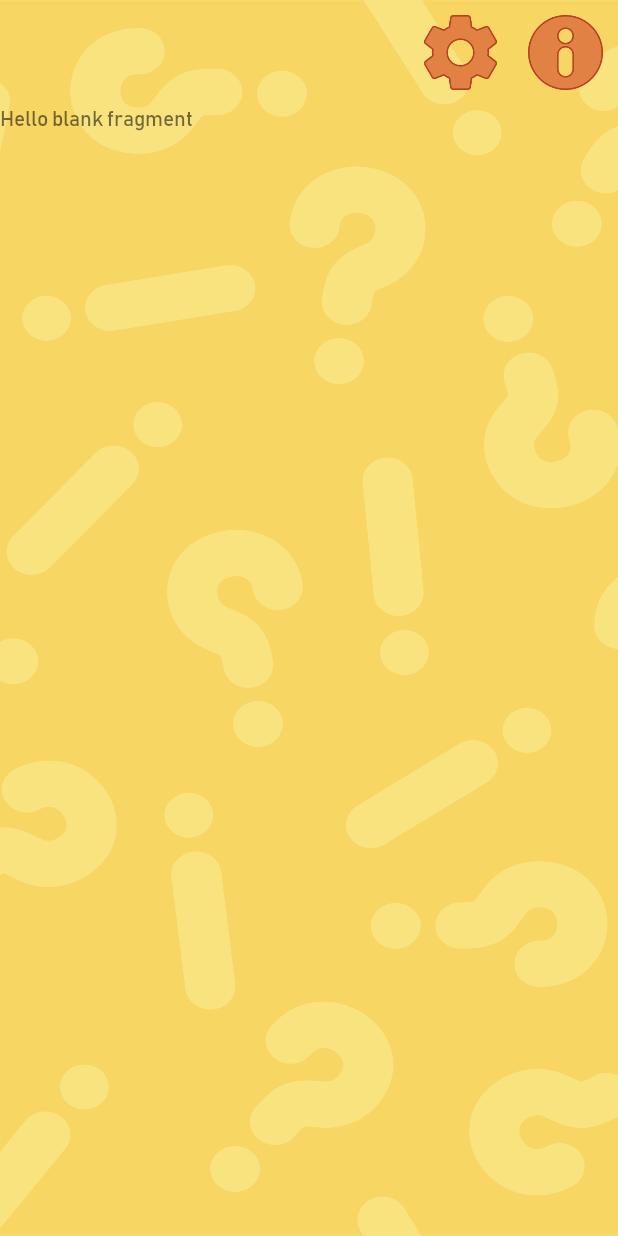
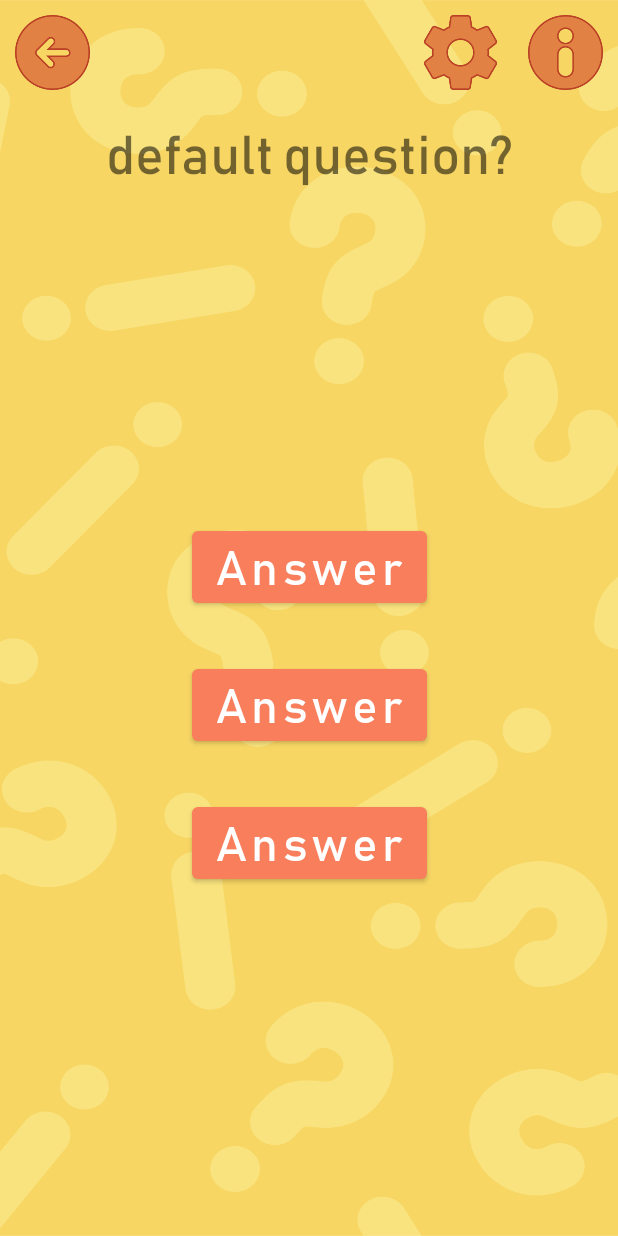
Before and after one commit to Ulianovaaa/FortuneWheel, an Android app: the QuestionFragment screen opened through its navigation route, on a phone screen of 412 x 824 dp. Run offline under Robolectric (Android 15) with nearby library versions, the phone set to English and light mode, and no system bars.

Commit message:
вопросы

```diff
--- a/app/src/main/java/com/izzzya/fortunewheel/MainActivity.kt
+++ b/app/src/main/java/com/izzzya/fortunewheel/MainActivity.kt
@@ -18,14 +18,20 @@ class MainActivity : AppCompatActivity() {
 
         val infoBtn = findViewById<ImageView>(R.id.infoBtn)
         val settingsBtn = findViewById<ImageView>(R.id.settingsBtn)
+        val backBtn = findViewById<ImageView>(R.id.backBtn)
         infoBtn.setOnClickListener(){
             view.findNavController().navigate(R.id.action_global_infoFragment)
         }
         settingsBtn.setOnClickListener(){
             view.findNavController().navigate(R.id.action_global_settingsFragment)
         }
+        backBtn.setOnClickListener(){
+            view.findNavController().navigate(R.id.action_global_wheelFragment)
+        }
 
         //music
+        //сява джекпот минус
+        // )))
         player = MediaPlayer.create(this, R.raw.music)
             player.start()
 
--- a/app/src/main/res/layout/activity_main.xml
+++ b/app/src/main/res/layout/activity_main.xml
@@ -30,6 +30,14 @@
             app:layout_constraintTop_toTopOf="parent"
             app:srcCompat="@drawable/info"
             android:padding="10dp"/>
+        <ImageView
+            android:id="@+id/backBtn"
+            app:layout_constraintStart_toStartOf="parent"
+            app:layout_constraintTop_toTopOf="parent"
+            app:srcCompat="@drawable/back"
+            android:padding="10dp"
+            android:layout_width="70dp"
+            android:layout_height="70dp"/>
     </androidx.constraintlayout.widget.ConstraintLayout>
 
     <androidx.fragment.app.FragmentContainerView
--- a/app/src/main/res/layout/fragment_question.xml
+++ b/app/src/main/res/layout/fragment_question.xml
@@ -1,14 +1,74 @@
 <?xml version="1.0" encoding="utf-8"?>
 <FrameLayout xmlns:android="http://schemas.android.com/apk/res/android"
+    xmlns:app="http://schemas.android.com/apk/res-auto"
     xmlns:tools="http://schemas.android.com/tools"
     android:layout_width="match_parent"
     android:layout_height="match_parent"
     tools:context=".QuestionFragment">
 
-    <!-- TODO: Update blank fragment layout -->
-    <TextView
+
+    <androidx.constraintlayout.widget.ConstraintLayout
         android:layout_width="match_parent"
         android:layout_height="match_parent"
-        android:text="@string/hello_blank_fragment" />
+        android:padding="10dp">
 
+        <TextView
+            android:id="@+id/questionTV"
+            android:layout_width="wrap_content"
+            android:layout_height="wrap_content"
+            android:text="@string/default_question"
+            app:layout_constraintEnd_toEndOf="parent"
+            app:layout_constraintStart_toStartOf="parent"
+            app:layout_constraintTop_toTopOf="parent"
+            android:textSize="36sp"
+            android:breakStrategy="simple"
+            android:maxWidth="350dp"
+            android:singleLine="false"
+            />
+
+        <Button
+            android:id="@+id/answerBtn2"
+            android:layout_width="wrap_content"
+            android:layout_height="wrap_content"
+            android:text="@string/answer"
+            app:layout_constraintBottom_toBottomOf="parent"
+            app:layout_constraintEnd_toEndOf="parent"
+            app:layout_constraintStart_toStartOf="parent"
+            app:layout_constraintTop_toBottomOf="@+id/questionTV"
+            android:textSize="32sp"
+            android:breakStrategy="simple"
+            android:maxWidth="350dp"
+            android:singleLine="false"
+            android:textAllCaps="false"/>
+
+        <Button
+            android:id="@+id/answerBtn3"
+            android:layout_width="wrap_content"
+            android:layout_height="wrap_content"
+            android:layout_marginTop="32dp"
+            android:text="@string/answer"
+            app:layout_constraintEnd_toEndOf="parent"
+            app:layout_constraintStart_toStartOf="parent"
+            app:layout_constraintTop_toBottomOf="@+id/answerBtn2"
+            android:textSize="32sp"
+            android:breakStrategy="simple"
+            android:maxWidth="350dp"
+            android:singleLine="false"
+            android:textAllCaps="false"/>
+
+        <Button
+            android:id="@+id/answerBtn1"
+            android:layout_width="wrap_content"
+            android:layout_height="wrap_content"
+            android:layout_marginBottom="32dp"
+            android:text="@string/answer"
+            app:layout_constraintBottom_toTopOf="@+id/answerBtn2"
+            app:layout_constraintEnd_toEndOf="parent"
+            app:layout_constraintStart_toStartOf="parent"
+            android:textSize="32sp"
+            android:breakStrategy="simple"
+            android:maxWidth="350dp"
+            android:singleLine="false"
+            android:textAllCaps="false"/>
+    </androidx.constraintlayout.widget.ConstraintLayout>
 </FrameLayout>
--- a/app/src/main/res/values/strings.xml
+++ b/app/src/main/res/values/strings.xml
@@ -5,4 +5,6 @@
     <string name="wheel_of_fortune">WHEEL OF FORTUNE</string>
     <string name="guide">Spin the wheel of fortune, answer quiz questions and earn points. Test your luck and intelligence with our app!</string>
     <string name="how_to_play">how to play?</string>
+    <string name="default_question">default question?</string>
+    <string name="answer">Answer</string>
 </resources>
```
Also changed, not shown: app/src/main/java/com/izzzya/fortunewheel/QuestionsSource.kt (added, +38 -0 lines), app/src/main/java/com/izzzya/fortunewheel/WheelFragment.kt (+12 -34 lines), app/src/main/res/drawable/back.png (added).
